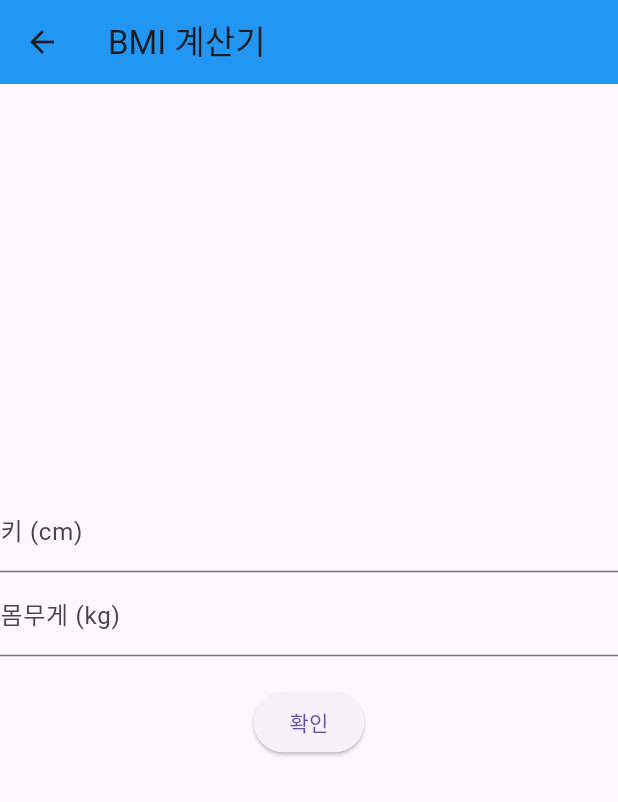
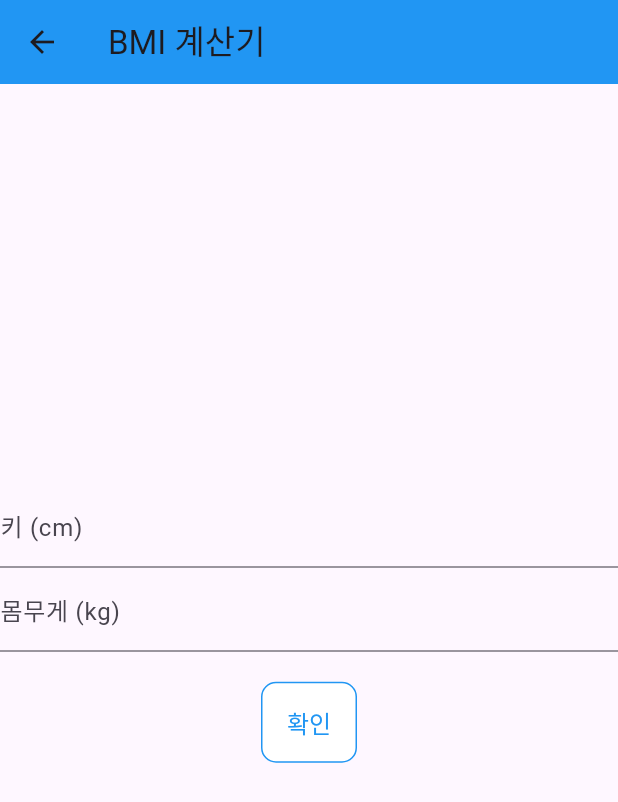
Before and after one commit to choihojean/capstoneshared, a Flutter app: the screen it shows after launch, after a tap on "BMI 계산기", on a phone screen of 412 x 824 dp. Shown: the top 802 px of the screen. Run offline on Flutter 3.47's test engine with Material 3 defaults, Android fonts, the light colour scheme and no system bars; our stand-ins replace table_calendar.

Commit message:
fix buttonstyle
버튼 스타일 수정

```diff
--- a/lib/components/bmi.dart
+++ b/lib/components/bmi.dart
@@ -1,4 +1,5 @@
 import 'package:flutter/material.dart';
+import 'button_style.dart';
 
 class Bmi extends StatefulWidget {
   @override
@@ -31,7 +32,7 @@ class _BmiState extends State<Bmi> {
               decoration: InputDecoration(labelText: '몸무게 (kg)'),
             ),
             SizedBox(height: 20),
-            ElevatedButton(
+            OutlinedButton(
               onPressed: () {
                 double height = double.tryParse(heightController.text) ?? 0.0;
                 double weight = double.tryParse(weightController.text) ?? 0.0;
@@ -42,8 +43,10 @@ class _BmiState extends State<Bmi> {
                   });
                 }
               },
+              style: MyButtonStyle.outlinedButtonStyle,
               child: Text('확인'),
             ),
+
             SizedBox(height: 20),
             Text(
               bmiResult,
--- /dev/null
+++ b/lib/components/button_style.dart
@@ -0,0 +1,16 @@
+import 'package:flutter/material.dart';
+
+class MyButtonStyle {
+  static final ButtonStyle outlinedButtonStyle = ButtonStyle(
+    side: MaterialStateProperty.all<BorderSide>(BorderSide(color: Colors.blue)), // 테두리 색상 지정
+    backgroundColor: MaterialStateProperty.all<Color>(const Color.fromARGB(255, 255, 255, 255)), // 버튼의 배경색을 흰색으로 변경
+    foregroundColor: MaterialStateProperty.all<Color>(Colors.blue), // 버튼 텍스트의 색상을 파란색으로 변경
+    textStyle: MaterialStateProperty.all<TextStyle>(TextStyle(fontSize: 16)), // 버튼 텍스트의 크기를 변경
+    padding: MaterialStateProperty.all<EdgeInsetsGeometry>(EdgeInsets.all(15)), // 버튼의 패딩 설정
+    shape: MaterialStateProperty.all<OutlinedBorder>(
+      RoundedRectangleBorder(
+        borderRadius: BorderRadius.circular(10), // 버튼의 모서리를 둥글게 변경
+      ),
+    ),
+  );
+}
--- a/lib/main.dart
+++ b/lib/main.dart
@@ -3,7 +3,6 @@ import 'package:intl/date_symbol_data_local.dart';
 import 'components/screen1.dart';
 import 'components/screen2.dart';
 import 'components/screen3.dart';
-
 
 void main() {
   initializeDateFormatting('ko_KR', null);
@@ -61,8 +60,8 @@ class _MyHomePageState extends State<MyHomePage> {
             label: 'Home',
           ),
           BottomNavigationBarItem(
-            icon: Icon(Icons.person),
-            label: 'Profile',
+            icon: Icon(Icons.view_list),
+            label: 'List',
           ),
           BottomNavigationBarItem(
             icon: Icon(Icons.settings),
```
